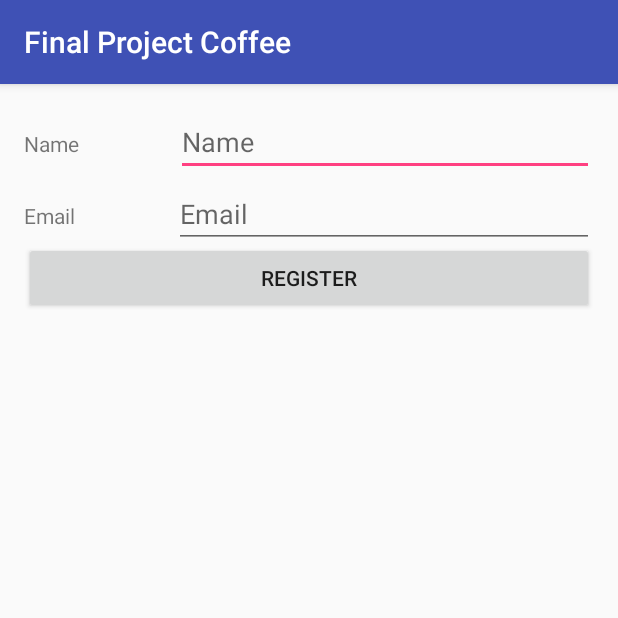
After one commit to shunam/playground_android, an Android app: the RegisterActivity screen opened directly, with no data from a screen before it, on a phone screen of 412 x 824 dp, the top half of it. The commit adds this screen. Run offline under Robolectric (Android 15) with nearby library versions, the phone set to English and light mode, and no system bars.

Commit message:
add register page

```diff
--- a/FinalProjectCoffee/app/build.gradle
+++ b/FinalProjectCoffee/app/build.gradle
@@ -25,5 +25,6 @@ dependencies {
         exclude group: 'com.android.support', module: 'support-annotations'
     })
     compile 'com.android.support:appcompat-v7:25.0.0'
+    compile 'com.android.support:design:25.0.0'
     testCompile 'junit:junit:4.12'
 }
--- a/FinalProjectCoffee/app/src/main/AndroidManifest.xml
+++ b/FinalProjectCoffee/app/src/main/AndroidManifest.xml
@@ -15,6 +15,7 @@
                 <category android:name="android.intent.category.LAUNCHER" />
             </intent-filter>
         </activity>
+        <activity android:name=".RegisterActivity" />
     </application>
 
 </manifest>
--- a/FinalProjectCoffee/app/src/main/java/com/shunam/finalprojectcoffee/MainActivity.java
+++ b/FinalProjectCoffee/app/src/main/java/com/shunam/finalprojectcoffee/MainActivity.java
@@ -1,13 +1,26 @@
 package com.shunam.finalprojectcoffee;
 
+import android.content.Intent;
 import android.support.v7.app.AppCompatActivity;
 import android.os.Bundle;
+import android.view.View;
+import android.widget.Button;
 
 public class MainActivity extends AppCompatActivity {
+
+    private Button mButtonStart;
 
     @Override
     protected void onCreate(Bundle savedInstanceState) {
         super.onCreate(savedInstanceState);
         setContentView(R.layout.activity_main);
+        mButtonStart = (Button) findViewById(R.id.buttonStart);
+        mButtonStart.setOnClickListener(new View.OnClickListener() {
+            @Override
+            public void onClick(View view) {
+                Intent mIntent = new Intent(MainActivity.this, RegisterActivity.class);
+                startActivity(mIntent);
+            }
+        });
     }
 }
--- /dev/null
+++ b/FinalProjectCoffee/app/src/main/java/com/shunam/finalprojectcoffee/RegisterActivity.java
@@ -0,0 +1,33 @@
+package com.shunam.finalprojectcoffee;
+
+import android.content.Intent;
+import android.support.v7.app.AppCompatActivity;
+import android.os.Bundle;
+import android.view.View;
+import android.widget.Button;
+import android.widget.EditText;
+
+public class RegisterActivity extends AppCompatActivity {
+
+    private EditText mEditTextName;
+    private EditText mEditTextEmail;
+    private Button mButtonRegister;
+
+    @Override
+    protected void onCreate(Bundle savedInstanceState) {
+        super.onCreate(savedInstanceState);
+        setContentView(R.layout.activity_register);
+        mButtonRegister = (Button) findViewById(R.id.buttonStart);
+        mEditTextEmail = (EditText) findViewById(R.id.editTextEmail);
+        mEditTextName = (EditText) findViewById(R.id.editTextName);
+        mButtonRegister.setOnClickListener(new View.OnClickListener() {
+            @Override
+            public void onClick(View view) {
+                Intent mIntent = new Intent(RegisterActivity.this, RegisterActivity.class);
+                mIntent.putExtra("name", mEditTextName.getText().toString());
+                mIntent.putExtra("email", mEditTextEmail.getText().toString());
+                startActivity(mIntent);
+            }
+        });
+    }
+}
--- a/FinalProjectCoffee/app/src/main/res/layout/activity_main.xml
+++ b/FinalProjectCoffee/app/src/main/res/layout/activity_main.xml
@@ -13,13 +13,13 @@
     android:background="@drawable/landing_page">
 
     <Button
-        android:text="Order"
+        android:text="Start"
         android:layout_width="wrap_content"
         android:layout_height="wrap_content"
         android:layout_alignParentBottom="true"
         android:layout_alignParentLeft="true"
         android:layout_alignParentStart="true"
-        android:id="@+id/button"
+        android:id="@+id/buttonStart"
         android:layout_alignParentRight="true"
         android:layout_alignParentEnd="true" />
 </RelativeLayout>
--- /dev/null
+++ b/FinalProjectCoffee/app/src/main/res/layout/activity_register.xml
@@ -0,0 +1,79 @@
+<?xml version="1.0" encoding="utf-8"?>
+<RelativeLayout xmlns:android="http://schemas.android.com/apk/res/android"
+    xmlns:tools="http://schemas.android.com/tools"
+    android:id="@+id/activity_register"
+    android:layout_width="match_parent"
+    android:layout_height="match_parent"
+    android:paddingBottom="@dimen/activity_vertical_margin"
+    android:paddingLeft="@dimen/activity_horizontal_margin"
+    android:paddingRight="@dimen/activity_horizontal_margin"
+    android:paddingTop="@dimen/activity_vertical_margin"
+    tools:context="com.shunam.finalprojectcoffee.RegisterActivity">
+
+    <LinearLayout
+        android:orientation="horizontal"
+        android:layout_width="match_parent"
+        android:layout_height="wrap_content">
+
+        <TextView
+            android:text="Name"
+            android:layout_width="wrap_content"
+            android:layout_height="wrap_content"
+            android:id="@+id/textView"
+            android:layout_weight="1" />
+
+        <EditText
+            android:layout_width="wrap_content"
+            android:layout_height="wrap_content"
+            android:inputType="textPersonName"
+            android:ems="10"
+            android:id="@+id/editTextName"
+            android:layout_weight="1"
+            android:hint="Name" />
+
+    </LinearLayout>
+
+    <LinearLayout
+        android:orientation="horizontal"
+        android:layout_width="match_parent"
+        android:layout_height="wrap_content"
+        android:layout_below="@+id/linearLayout"
+        android:layout_alignParentLeft="true"
+        android:layout_alignParentStart="true"
+        android:layout_marginTop="48dp">
+
+        <TextView
+            android:text="Email"
+            android:layout_width="wrap_content"
+            android:layout_height="wrap_content"
+            android:id="@+id/textView2"
+            android:layout_weight="1" />
+
+        <EditText
+            android:layout_width="wrap_content"
+            android:layout_height="wrap_content"
+            android:inputType="textEmailAddress"
+            android:ems="10"
+            android:id="@+id/editTextEmail"
+            android:layout_weight="1"
+            android:hint="Email" />
+    </LinearLayout>
+
+    <LinearLayout
+        android:orientation="horizontal"
+        android:layout_width="match_parent"
+        android:layout_height="wrap_content"
+        android:layout_marginTop="89dp"
+        android:layout_below="@+id/linearLayout2"
+        android:layout_alignParentRight="true"
+        android:layout_alignParentEnd="true">
+
+        <Button
+            android:text="Register"
+            android:layout_width="wrap_content"
+            android:layout_height="wrap_content"
+            android:id="@+id/buttonStart"
+            android:layout_weight="1" />
+    </LinearLayout>
+
+</RelativeLayout>
--- /dev/null
+++ b/FinalProjectCoffee/app/src/main/res/values-v21/styles.xml
@@ -0,0 +1,9 @@
+<resources>
+
+    <style name="AppTheme.NoActionBar">
+        <item name="windowActionBar">false</item>
+        <item name="windowNoTitle">true</item>
+        <item name="android:windowDrawsSystemBarBackgrounds">true</item>
+        <item name="android:statusBarColor">@android:color/transparent</item>
+    </style>
+</resources>
--- a/FinalProjectCoffee/app/src/main/res/values/dimens.xml
+++ b/FinalProjectCoffee/app/src/main/res/values/dimens.xml
@@ -2,4 +2,5 @@
     <!-- Default screen margins, per the Android Design guidelines. -->
     <dimen name="activity_horizontal_margin">16dp</dimen>
     <dimen name="activity_vertical_margin">16dp</dimen>
+    <dimen name="fab_margin">16dp</dimen>
 </resources>
--- a/FinalProjectCoffee/app/src/main/res/values/strings.xml
+++ b/FinalProjectCoffee/app/src/main/res/values/strings.xml
@@ -1,3 +1,4 @@
 <resources>
     <string name="app_name">Final Project Coffee</string>
+    <string name="title_activity_order">OrderActivity</string>
 </resources>
--- a/FinalProjectCoffee/app/src/main/res/values/styles.xml
+++ b/FinalProjectCoffee/app/src/main/res/values/styles.xml
@@ -8,4 +8,13 @@
         <item name="colorAccent">@color/colorAccent</item>
     </style>
 
+    <style name="AppTheme.NoActionBar">
+        <item name="windowActionBar">false</item>
+        <item name="windowNoTitle">true</item>
+    </style>
+
+    <style name="AppTheme.AppBarOverlay" parent="ThemeOverlay.AppCompat.Dark.ActionBar" />
+
+    <style name="AppTheme.PopupOverlay" parent="ThemeOverlay.AppCompat.Light" />
+
 </resources>
```
Also changed, not shown: FinalProjectCoffee/app/src/main/res/drawable/14261-nx-220x220.gif (deleted).
